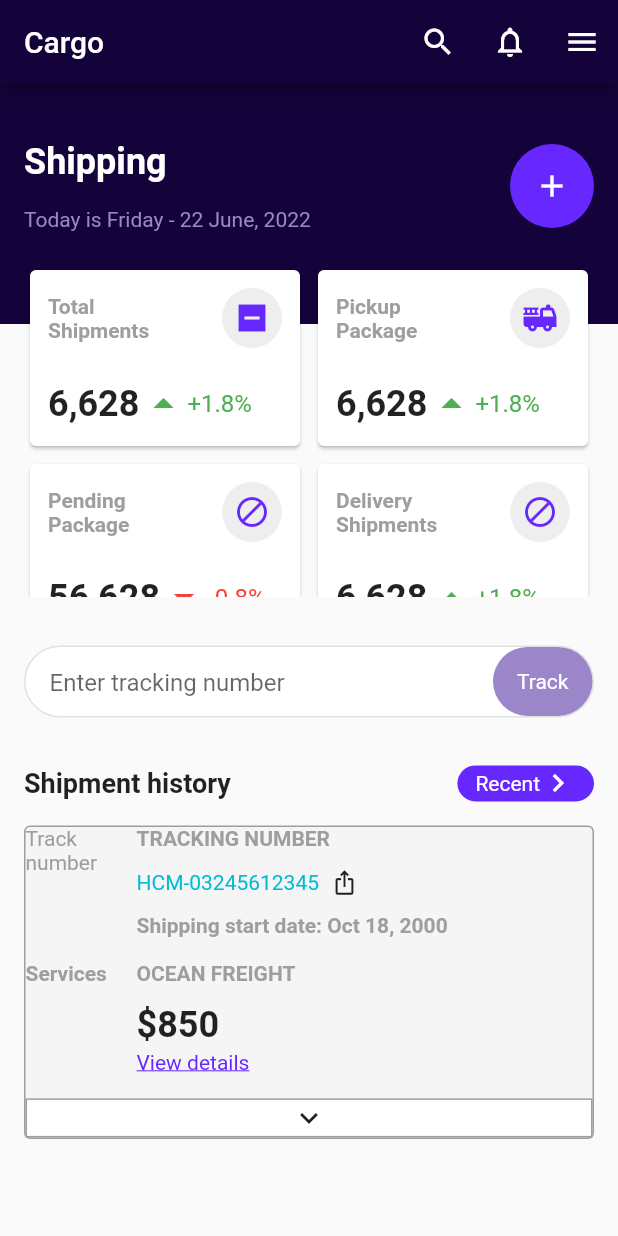
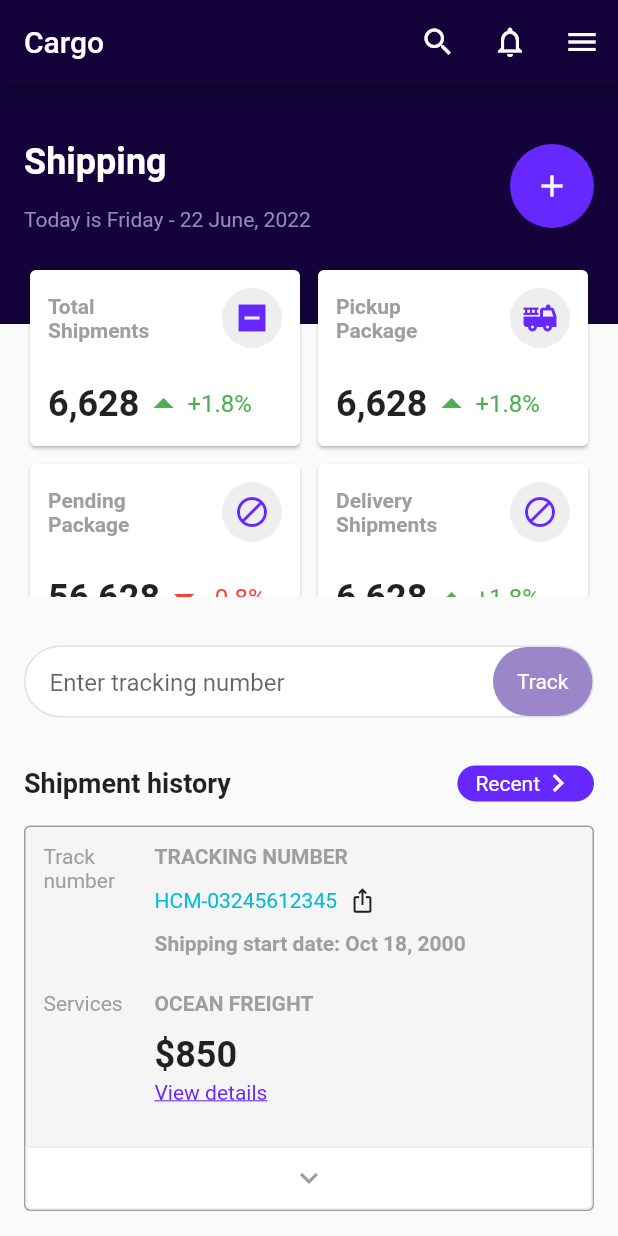
Before and after one commit to JAICHANGPARK/flutter_notebook_chapter_24, a Flutter app: the CargoShippingMainPage screen opened directly, on a phone screen of 412 x 824 dp. Run offline on Flutter 3.47's test engine with Material 2 defaults, Android fonts, the phone set to English and light mode, and no system bars.

Commit message:
Update cargo_shipping_main_page.dart

```diff
--- a/lib/ep1351_cargo_shipping_app/view/cargo_shipping_main_page.dart
+++ b/lib/ep1351_cargo_shipping_app/view/cargo_shipping_main_page.dart
@@ -400,7 +400,9 @@ class _CargoShippingMainPageState extends State<CargoShippingMainPage> {
               child: Column(
                 crossAxisAlignment: CrossAxisAlignment.start,
                 children: [
-                  Row(
+                  Padding(
+                    padding: const EdgeInsets.all(12.0),
+                    child: Row(
                       crossAxisAlignment: CrossAxisAlignment.start,
                       children: [
                         const SizedBox(
@@ -458,10 +460,10 @@ class _CargoShippingMainPageState extends State<CargoShippingMainPage> {
                         )
                       ],
                     ),
-                  const SizedBox(
-                    height: 16,
                   ),
-                  Row(
+                  Padding(
+                    padding: const EdgeInsets.all(12.0),
+                    child: Row(
                       crossAxisAlignment: CrossAxisAlignment.start,
                       children: [
                         const SizedBox(
@@ -470,7 +472,6 @@ class _CargoShippingMainPageState extends State<CargoShippingMainPage> {
                             "Services",
                             style: TextStyle(
                               color: Colors.grey,
-                            fontWeight: FontWeight.bold,
                             ),
                           ),
                         ),
@@ -508,17 +509,24 @@ class _CargoShippingMainPageState extends State<CargoShippingMainPage> {
                         ),
                       ],
                     ),
+                  ),
                   Container(
-                    margin: EdgeInsets.only(top: 16),
+                    margin: const EdgeInsets.only(top: 16),
+                    padding: const EdgeInsets.symmetric(vertical: 8),
                     decoration: BoxDecoration(
                       color: Colors.white,
                       border: Border.all(
-                        color: Colors.grey,
+                        color: Colors.grey[200]!,
+                      ),
+                      borderRadius: const BorderRadius.only(
+                        bottomLeft: Radius.circular(4),
+                        bottomRight: Radius.circular(4),
                       ),
                     ),
-                    child: Center(
+                    child: const Center(
                       child: Icon(
                         Icons.keyboard_arrow_down,
+                        color: Colors.grey,
                       ),
                     ),
                   )
```
Lines whose indentation alone changed are shown as unchanged.
